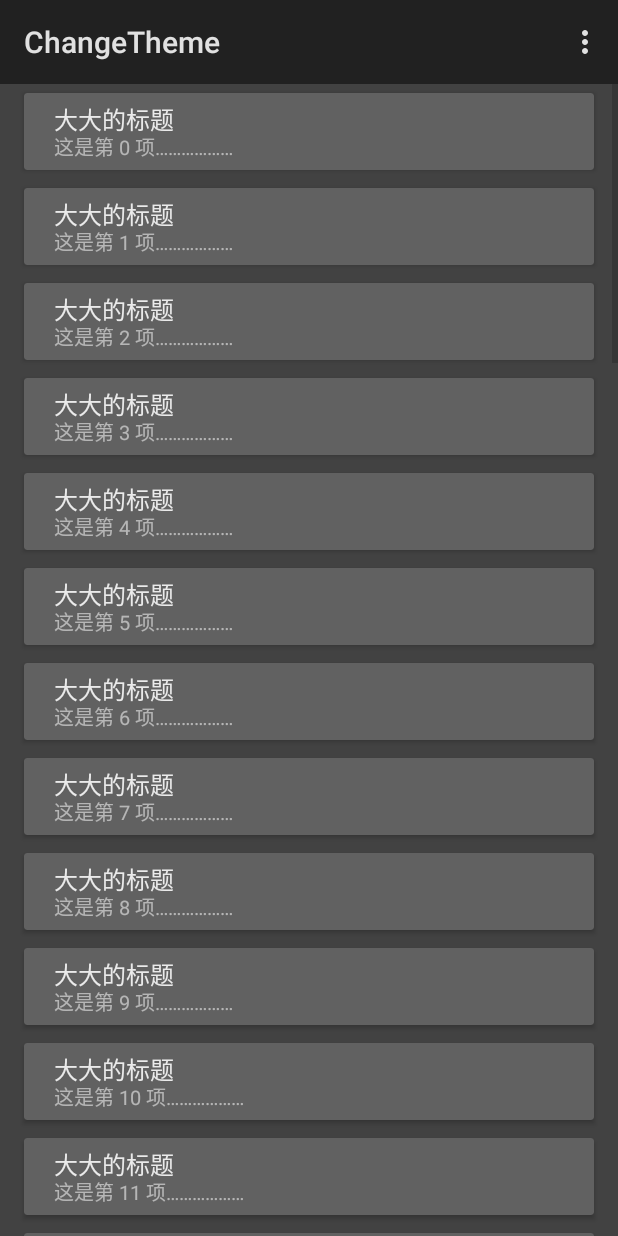
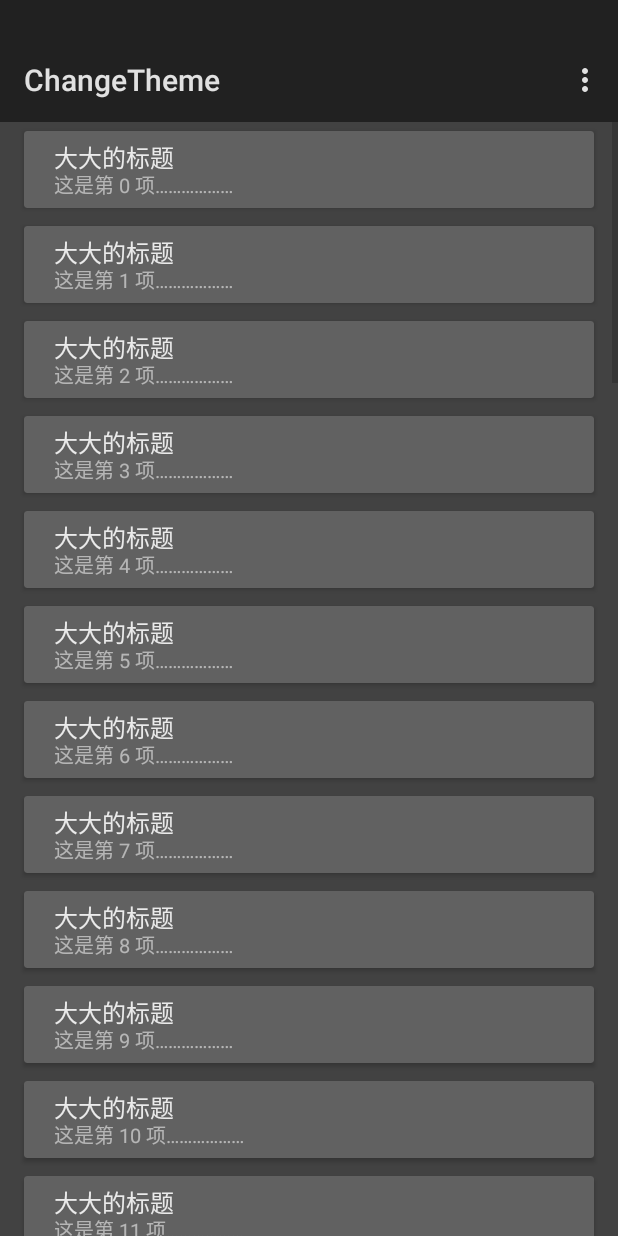
Before and after one commit to tyzlmjj/AndroidUI, an Android app: the screen it shows after launch (MainActivity), in the options menu, after a tap on "夜间模式", on a phone screen of 412 x 824 dp. Run offline under Robolectric (Android 15) with nearby library versions, the phone set to English and light mode, and no system bars.

Commit message:
ChangeTheme

```diff
--- a/ChangeTheme/app/src/main/java/com/mjj/changetheme/activity/MainActivity.java
+++ b/ChangeTheme/app/src/main/java/com/mjj/changetheme/activity/MainActivity.java
@@ -36,9 +36,14 @@ public class MainActivity extends AppCompatActivity implements MainFragment.OnRe
         setTheme(MyAppliction.getThemeResources());
         setContentView(R.layout.activity_main);
 
-        addFragment(0,0);
+        addFragment(0, 0);
         initView();
 
+    }
+
+    @Override
+    protected void onPause() {
+        super.onPause();
     }
 
     @Override
@@ -47,6 +52,9 @@ public class MainActivity extends AppCompatActivity implements MainFragment.OnRe
         save();
     }
 
+    /**
+     * 主题选择的本地存储
+     */
     private void save() {
         SharedPreferences sharedPreferences = getSharedPreferences("theme",MODE_PRIVATE);
         SharedPreferences.Editor editor = sharedPreferences.edit();
@@ -78,6 +86,11 @@ public class MainActivity extends AppCompatActivity implements MainFragment.OnRe
         mImageView = (ImageView) findViewById(R.id.imageview);
     }
 
+    /**
+     * 添加Fragment,如果已存在Fragment就先移除在添加
+     * @param position
+     * @param scroll
+     */
     private void addFragment(int position,int scroll) {
         FragmentManager fragmentManager = getSupportFragmentManager();
         FragmentTransaction fragmentTransaction = fragmentManager.beginTransaction();
@@ -89,10 +102,13 @@ public class MainActivity extends AppCompatActivity implements MainFragment.OnRe
         bundle.putInt("position",position);
         bundle.putInt("scroll",scroll);
         mMainFragment.setArguments(bundle);
-        fragmentTransaction.add(R.id.layout_fragment,mMainFragment);
+        fragmentTransaction.add(R.id.layout_fragment, mMainFragment);
         fragmentTransaction.commit();
     }
 
+    /**
+     * 改变主题
+     */
     private void changeTheme(){
         setDrawableCahe();
         setTheme();
@@ -100,6 +116,9 @@ public class MainActivity extends AppCompatActivity implements MainFragment.OnRe
 
     }
 
+    /**
+     * 获取当前fragment状态，在Demo中简单演示了RecyclerView的位置恢复
+     */
     public void getState() {
 
         RecyclerView recyclerView = mMainFragment.getRecyclerView();
@@ -114,6 +133,9 @@ public class MainActivity extends AppCompatActivity implements MainFragment.OnRe
 
     }
 
+    /**
+     * 获取布局的DrawableCahe给ImageView覆盖Fragment
+     */
     private void setDrawableCahe() {
         //设置false清除缓存
         mViewGroup.setDrawingCacheEnabled(false);
@@ -124,10 +146,14 @@ public class MainActivity extends AppCompatActivity implements MainFragment.OnRe
         mImageView.setVisibility(View.VISIBLE);
     }
 
+    /**
+     * 设置主题
+     */
     private void setTheme() {
         TypedValue typedValue = new TypedValue();
         getTheme().resolveAttribute(R.attr.myTheme, typedValue, true);
         switch (typedValue.data){
+
             case Theme.DAYTHEME:
                 MyAppliction.setThemeValue(Theme.NIGHTTHEME);
                 setTheme(Theme.RESOURCES_NIGHTTHEME);
@@ -139,13 +165,25 @@ public class MainActivity extends AppCompatActivity implements MainFragment.OnRe
         }
     }
 
+    /**
+     * Fragment状态恢复完毕的监听回调
+     */
+    @Override
+    public void recyclerViewCreated() {
+        startAnimation(mImageView);
+    }
+
+    /**
+     * ImageView的动画
+     * @param view
+     */
     private void startAnimation(final View view) {
         ValueAnimator animator = ValueAnimator.ofFloat(1f).setDuration(ANIMTION_TIME);
         animator.addUpdateListener(new ValueAnimator.AnimatorUpdateListener() {
             @Override
             public void onAnimationUpdate(ValueAnimator animation) {
                 float n = (float) animation.getAnimatedValue();
-                view.setAlpha(1f - n );
+                view.setAlpha(1f - n);
             }
         });
         animator.addListener(new AnimatorListenerAdapter() {
@@ -159,8 +197,4 @@ public class MainActivity extends AppCompatActivity implements MainFragment.OnRe
     }
 
 
-    @Override
-    public void recyclerViewCreated() {
-        startAnimation(mImageView);
-    }
 }
--- a/ChangeTheme/app/src/main/java/com/mjj/changetheme/activity/SecondActivity.java
+++ b/ChangeTheme/app/src/main/java/com/mjj/changetheme/activity/SecondActivity.java
@@ -4,7 +4,6 @@ import android.os.Bundle;
 import android.support.v7.app.ActionBar;
 import android.support.v7.app.AppCompatActivity;
 import android.support.v7.widget.Toolbar;
-import android.view.Menu;
 import android.view.MenuItem;
 
 import com.mjj.changetheme.R;
--- a/ChangeTheme/app/src/main/java/com/mjj/changetheme/fragment/MainFragment.java
+++ b/ChangeTheme/app/src/main/java/com/mjj/changetheme/fragment/MainFragment.java
@@ -45,7 +45,8 @@ public class MainFragment extends Fragment implements RecyclerAdapter.OnItemClic
     @Override
     public View onCreateView(LayoutInflater inflater, ViewGroup container, Bundle savedInstanceState) {
         View view = inflater.inflate(R.layout.frament_main_content, container, false);
-        setActionBar((Toolbar) view.findViewById(R.id.toolbar));
+        Toolbar toolbar = (Toolbar) view.findViewById(R.id.toolbar);
+        setActionBar(toolbar);
         mRecyclerView = (RecyclerView) view.findViewById(R.id.recycleview);
         setAdapter();
         return view;
--- a/ChangeTheme/app/src/main/res/layout/activity_second.xml
+++ b/ChangeTheme/app/src/main/res/layout/activity_second.xml
@@ -4,9 +4,10 @@
     android:layout_height="match_parent">
     <android.support.v7.widget.Toolbar xmlns:app="http://schemas.android.com/apk/res-auto"
         android:id="@+id/toolbar"
-        android:layout_height="56dp"
+        android:layout_height="?attr/toolbar_height"
         android:layout_width="match_parent"
         android:background="?attr/colorPrimary"
+        android:paddingTop="?attr/toolbar_paddingtop"
         app:theme="@style/MyToolbar"
         />
 </LinearLayout>
--- a/ChangeTheme/app/src/main/res/layout/frament_main_content.xml
+++ b/ChangeTheme/app/src/main/res/layout/frament_main_content.xml
@@ -7,9 +7,10 @@
     >
     <android.support.v7.widget.Toolbar xmlns:app="http://schemas.android.com/apk/res-auto"
         android:id="@+id/toolbar"
-        android:layout_height="56dp"
+        android:layout_height="?attr/toolbar_height"
         android:layout_width="match_parent"
         android:background="?attr/colorPrimary"
+        android:paddingTop="?attr/toolbar_paddingtop"
         app:theme="@style/MyToolbar"
         />
     <android.support.v7.widget.RecyclerView
--- /dev/null
+++ b/ChangeTheme/app/src/main/res/values-v21/styles.xml
@@ -0,0 +1,11 @@
+<?xml version="1.0" encoding="utf-8"?>
+<resources>
+    <!-- Base application theme. -->
+    <style name="AppTheme" parent="Theme.AppCompat.Light.NoActionBar">
+        <item name="android:windowDrawsSystemBarBackgrounds">true</item>
+        <item name="android:windowTranslucentNavigation">true</item>
+        <item name="android:statusBarColor">#32000000</item>
+        <item name="toolbar_height">81dp</item>
+        <item name="toolbar_paddingtop">25dp</item>
+    </style>
+</resources>
--- a/ChangeTheme/app/src/main/res/values/attrs.xml
+++ b/ChangeTheme/app/src/main/res/values/attrs.xml
@@ -10,6 +10,8 @@
     <attr name="main_item_background" format="color"/>
     <attr name="main_menu_changetheme" format="string"/>
 
+    <attr name="toolbar_height" format="dimension"/>
+    <attr name="toolbar_paddingtop" format="dimension"/>
 
     <attr name="myTheme" format="integer">
         <enum name="day" value="0"/>
--- a/ChangeTheme/app/src/main/res/values/colors.xml
+++ b/ChangeTheme/app/src/main/res/values/colors.xml
@@ -1,6 +1,6 @@
 <?xml version="1.0" encoding="utf-8"?>
 <resources>
-
+    <!--日间模式-->
     <color name="theme_Day">#3F51B5</color>
     <color name="textColorFirst_Day">#DD000000</color>
     <color name="textColorSecond_Day">#89000000</color>
@@ -14,9 +14,6 @@
     <color name="topbar_Background_Day">#3F51B5</color>
     <!--主页item背景色-->
     <color name="main_item_background_Day">#FFFFFF</color>
-<!--
-     &lt;!&ndash;状态栏背景&ndash;&gt;
-    <color name="PrimaryDarkColor_Day">#303F9F</color>-->
 
 
 
--- a/ChangeTheme/app/src/main/res/values/styles.xml
+++ b/ChangeTheme/app/src/main/res/values/styles.xml
@@ -2,7 +2,8 @@
 
     <!-- Base application theme. -->
     <style name="AppTheme" parent="Theme.AppCompat.Light.NoActionBar">
-
+        <item name="toolbar_height">?attr/actionBarSize</item>
+        <item name="toolbar_paddingtop">0dp</item>
     </style>
 
     <!--日间主题-->
@@ -12,20 +13,14 @@
         <item name="colorPrimary">@color/topbar_Background_Day</item>
         <item name="toolbar_Menu_Text_Color">@color/toolbar_Menu_Text_Color_Day</item>
         <item name="toolbar_Text_Color">@color/toolbar_Text_Color_Day</item>
-        <!--&lt;!&ndash;状态栏背景&ndash;&gt;
-        <item name="colorPrimaryDark">@color/PrimaryDarkColor_Day</item>-->
         <!--页面背景-->
         <item name="android:windowBackground">@color/background_Day</item>
         <!--主页item背景色-->
         <item name="main_item_background">@color/main_item_background_Day</item>
-        <!--&lt;!&ndash;控件选中颜色  &ndash;&gt;
-        <item name="colorAccent">@color/theme_Day</item>-->
-
+        <!--三种文字颜色-->
         <item name="textColorFirst">@color/textColorFirst_Day</item>
         <item name="textColorSecond">@color/textColorSecond_Day</item>
         <item name="textColorThird">@color/textColorThird_Day</item>
-
-
         <!--Actionbar-Menu-文字-->
         <item name="main_menu_changetheme">@string/main_menu_changetheme_day</item>
     </style>
@@ -41,11 +36,10 @@
         <item name="android:windowBackground">@color/background_Night</item>
         <!--主页item背景色-->
         <item name="main_item_background">@color/main_item_background_Night</item>
-
+        <!--三种文字颜色-->
         <item name="textColorFirst">@color/textColorFirst_Night</item>
         <item name="textColorSecond">@color/textColorSecond_Night</item>
         <item name="textColorThird">@color/textColorThird_Night</item>
-
         <!--Actionbar-Menu-文字-->
         <item name="main_menu_changetheme">@string/main_menu_changetheme_night</item>
     </style>
```
